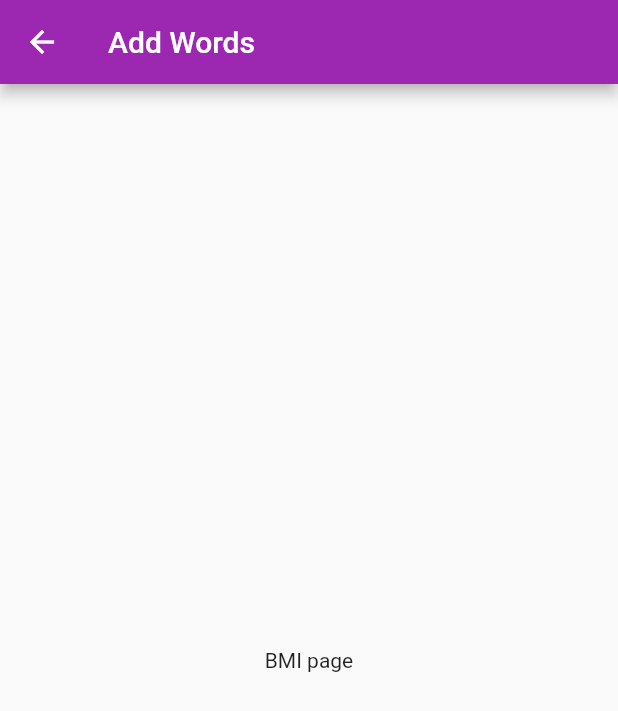
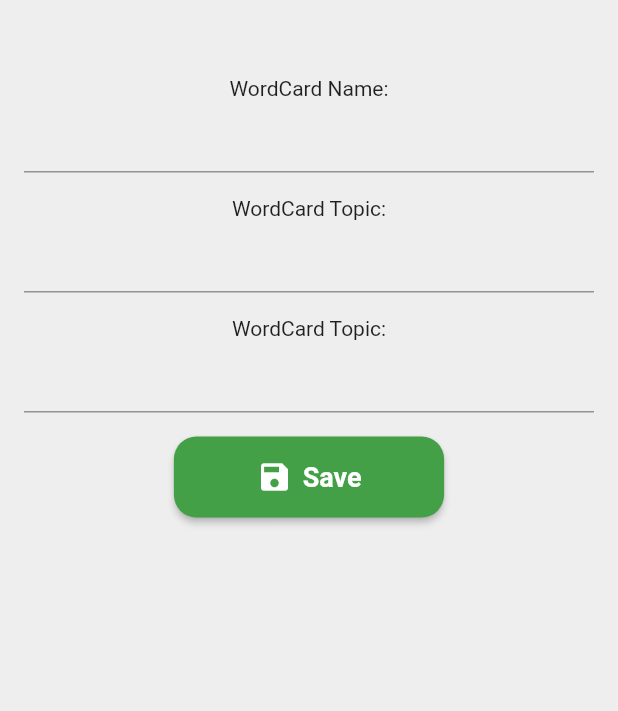
Before and after one commit to Hentaidasiu/Somchai_WordCamp, a Flutter app: the AddNewWordPage widget shown alone on an empty page, opened directly, on a phone screen of 412 x 824 dp. Shown: the top 711 px of the screen. Run offline on Flutter 3.47's test engine with Material 2 defaults, Android fonts, the phone set to English and light mode, and no system bars; our stand-ins replace date_format, modal_bottom_sheet, sqflite; accounts and stored records are empty.

Commit message:
addNewWord&carddetail

```diff
--- a/lib/WordCard.dart
+++ b/lib/WordCard.dart
@@ -2,6 +2,8 @@ import 'package:flutter/material.dart';
 import 'package:somchai_wordcamp/bottomsheet/AddNewWord.dart';
 import 'package:somchai_wordcamp/bottomsheet/wordcardInput.dart';
 import 'package:somchai_wordcamp/profile.dart';
+import 'package:modal_bottom_sheet/modal_bottom_sheet.dart';
+
 
 class WordCardPage extends StatefulWidget {
   @override
@@ -140,9 +142,14 @@ class _WordCardPageState extends State<WordCardPage> {
             );
           }
           if (index == 3) {
-            await Navigator.push(
-              context,
-              MaterialPageRoute(builder: (context) => AddNewWordPage()),
+            // await Navigator.push(
+            //   context,
+            //   MaterialPageRoute(builder: (context) => AddNewWordPage()),
+            // );
+            showCupertinoModalBottomSheet(
+              duration: Duration(milliseconds: 500), //popup speed
+              context: context,
+              builder: (context) => AddNewWordPage(),
             );
           }
         },
--- a/lib/bottomsheet/AddNewWord.dart
+++ b/lib/bottomsheet/AddNewWord.dart
@@ -1,5 +1,7 @@
 import 'package:flutter/material.dart';
 import 'package:flutter/cupertino.dart';
+
+import '../database/database.dart';
 
 class AddNewWordPage extends StatefulWidget{
   @override
@@ -7,15 +9,150 @@ class AddNewWordPage extends StatefulWidget{
 }
 
 class _AddNewWordPageState extends State<AddNewWordPage>{
+
+  final dbHelper = DatabaseHelper.instance;
+  String wordCardName = '';
+  String wordCardTopic = '';
+  void insertWordCard() async {
+    Map<String, dynamic> row = {
+      'wordcard_name': wordCardName,
+      'wordcard_topic': wordCardTopic
+    };
+
+    //final id = await dbHelper.wordcardInsert(row);
+    //print('Row ID: $id $row');
+  }
+
   @override
   Widget build(BuildContext context){
-    return Scaffold(
-      appBar: AppBar(
-        title: Text('Add Words'),
+    return Material(
+      child: Container(
+        height: 500,
+        padding:  EdgeInsets.fromLTRB(0, 35.0, 0, 35.0),
+        color: Colors.grey[200],
+        child: Container(
+                padding: const EdgeInsets.all(16),
+                child: Column(
+                  children: [
+                    Text('WordCard Name:'),
+                    TextField(
+                      style: TextStyle(
+                        fontSize: 14,
+                        fontWeight: FontWeight.bold,
+                        color: Colors.black,
+                      ),
+                      onChanged: (text) {
+                        setState(() {
+                          wordCardName = text;
+                        });
+                      },
+                    ),
+                    SizedBox(height: 16),
+                    Text('WordCard Topic:'),
+                    TextField(
+                      style: TextStyle(
+                        fontSize: 14,
+                        fontWeight: FontWeight.bold,
+                        color: Colors.black,
+                      ),
+                      onChanged: (text) {
+                        setState(() {
+                          wordCardTopic = text;
+                        });
+                      },
+                    ),
+                    SizedBox(height: 16),
+                    Text('WordCard Topic:'),
+                    TextField(
+                      style: TextStyle(
+                        fontSize: 14,
+                        fontWeight: FontWeight.bold,
+                        color: Colors.black,
+                      ),
+                      onChanged: (text) {
+                        setState(() {
+                          wordCardTopic = text;
+                        });
+                      },
+                    ),
+                    SizedBox(height: 16),
+                    ElevatedButton.icon(
+                      onPressed: () {
+                        insertWordCard();
+                        ScaffoldMessenger.of(context).showSnackBar(SnackBar(
+                        content: Text('Congret! You have $wordCardName as a new WordCard.'),
+                        ));
+                        Navigator.pop(context);
+                      },
+                      icon: Icon(Icons.save),
+                      label: Text('Save'),
+                      style: ElevatedButton.styleFrom(
+                        primary: Colors.green.shade600,
+                        padding: EdgeInsets.symmetric(horizontal: 55, vertical: 15),
+                        shape: RoundedRectangleBorder(
+                          borderRadius: BorderRadius.circular(15),
+                        ),
+                        textStyle: TextStyle(
+                          fontSize: 18,
+                          fontWeight: FontWeight.bold,
+                          color: Colors.white,
+                        ),
+                      ),
+                    ),
+                  ],
+                ),
+              ),
+
       ),
-      body: Center(
-        child: Text('BMI page'),
-      )
+      // bottomNavigationBar: BottomNavigationBar(
+      //   unselectedItemColor: Colors.grey[600],
+      //   selectedItemColor: Colors.red[300],
+      //   backgroundColor: Colors.grey[400],
+      //   items: const <BottomNavigationBarItem>[
+      //     BottomNavigationBarItem(
+      //       icon: Icon(Icons.card_membership_rounded),
+      //       label: 'Card',
+      //     ),
+      //     BottomNavigationBarItem(
+      //       icon: Icon(Icons.remove_red_eye_outlined),
+      //       label: 'View statistic',
+      //     ),
+      //     BottomNavigationBarItem(
+      //       icon: Icon(Icons.playlist_play_rounded),
+      //       label: 'Test',
+      //     ),
+      //     BottomNavigationBarItem(
+      //       icon: Icon(Icons.add_box_outlined),
+      //       label: 'Add word',
+      //     ),
+      //   ],
+      //   onTap: (int index) async {
+      //     if (index == 0) {
+      //       await Navigator.push(
+      //         context,
+      //         MaterialPageRoute(builder: (context) => WordCardPage()),
+      //       );
+      //     }
+      //     if (index == 1) {
+      //       await Navigator.push(
+      //         context,
+      //         MaterialPageRoute(builder: (context) => WordCardInputFormPage()),
+      //       );
+      //     }
+      //     if (index == 2) {
+      //       await Navigator.push(
+      //         context,
+      //         MaterialPageRoute(builder: (context) => ProfileInfoPage()),
+      //       );
+      //     }
+      //     if (index == 3) {
+      //       await Navigator.push(
+      //         context,
+      //         MaterialPageRoute(builder: (context) => AddNewWordPage()),
+      //       );
+      //     }
+      //   },
+      // ),
     );
   }
 }
```
